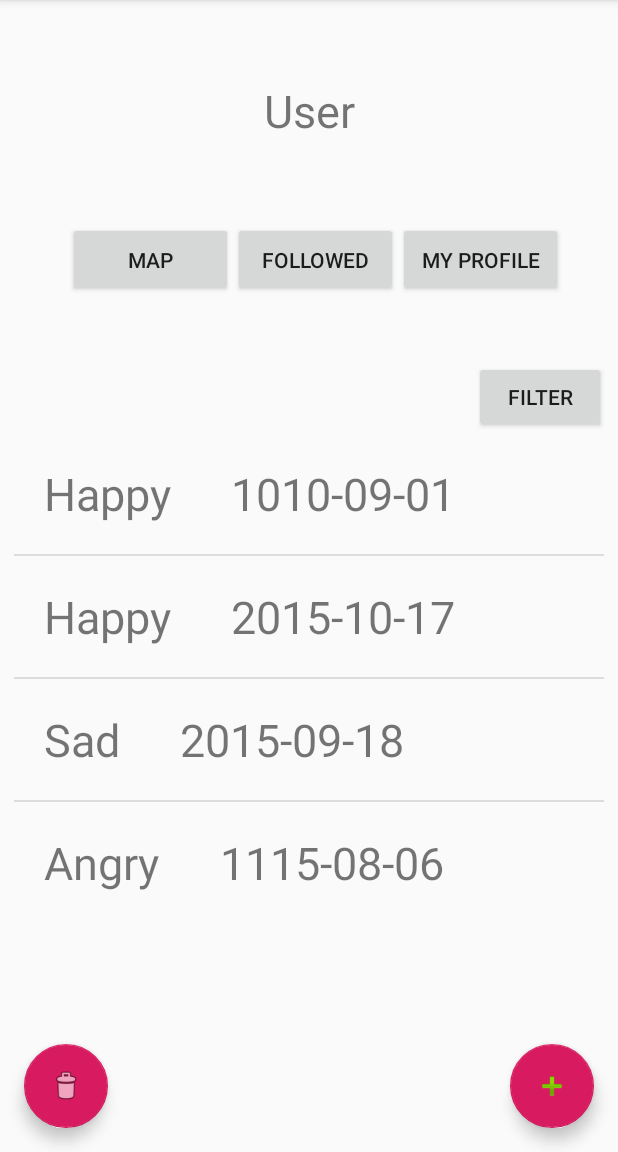
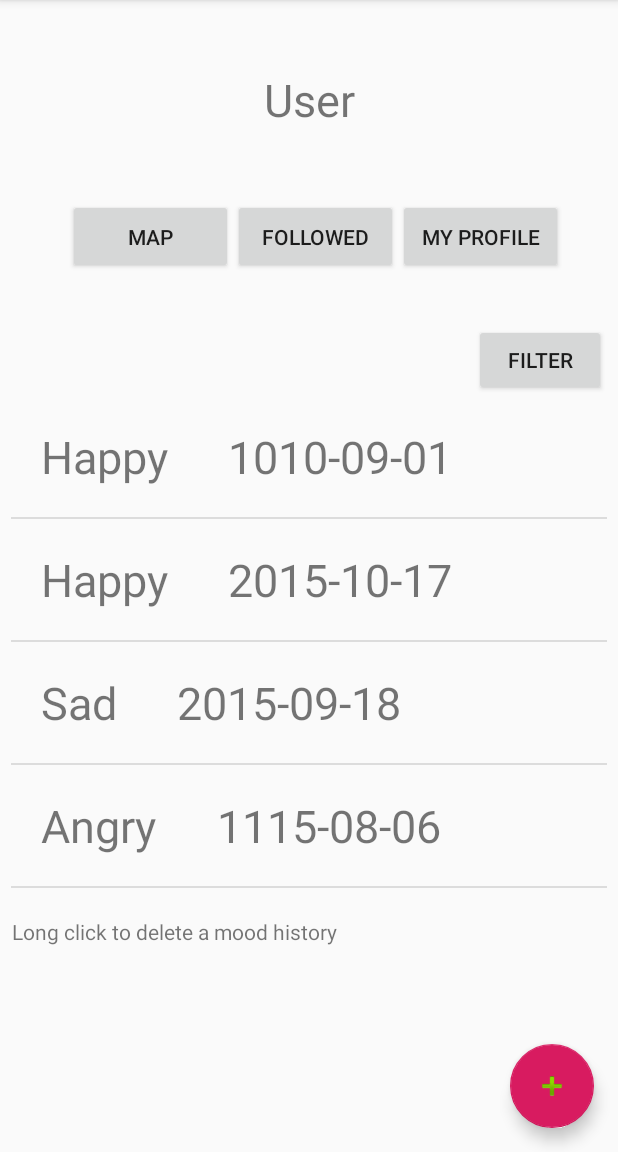
Before and after one commit to CMPUT301F19T32/CMPUT301F19T32, an Android app: the screen it shows after launch (MainActivity), on a phone screen of 412 x 824 dp, the part 84-1236 px from its top. Run offline under Robolectric (Android 15) with nearby library versions, the phone set to English and light mode, and no system bars.

Commit message:
delete set to long click

```diff
--- a/code/MentaLand/app/src/main/java/com/example/mentaland_sortlist/MainActivity.java
+++ b/code/MentaLand/app/src/main/java/com/example/mentaland_sortlist/MainActivity.java
@@ -3,11 +3,12 @@ package com.example.mentaland_sortlist;
 import androidx.appcompat.app.AppCompatActivity;
 
 import android.os.Bundle;
+import android.view.View;
+import android.widget.AdapterView;
 import android.widget.ArrayAdapter;
 import android.widget.Button;
 import android.widget.ListView;
-
-import com.google.android.material.floatingactionbutton.FloatingActionButton;
+import android.widget.TextView;
 
 import java.util.ArrayList;
 
@@ -15,7 +16,6 @@ public class MainActivity extends AppCompatActivity {
     ListView moodList;
     ArrayAdapter<Mood> moodAdapter;
     ArrayList<Mood> moodDataList;
-    FloatingActionButton delete_mood;
     ListView filterList;
     ArrayAdapter<Mood> filterAdapter;
     ArrayList<Mood> filterDataList;
@@ -26,7 +26,6 @@ public class MainActivity extends AppCompatActivity {
         super.onCreate(savedInstanceState);
         setContentView(R.layout.activity_main);
 
-        delete_mood = findViewById(R.id.delete_mood);
         moodList = findViewById(R.id.mood_list);
         filter_button = findViewById(R.id.filter_button);
         filterList = findViewById(R.id.filter_list);
@@ -41,11 +40,11 @@ public class MainActivity extends AppCompatActivity {
             moodDataList.add((new Mood(mood[i],something[i],something[i],something[i], date[i],something[i],something[i])));
         }
 
-        moodAdapter = new myMoodList(this, moodDataList);
+        moodAdapter = new myMoodList(this,moodDataList);
 
         moodList.setAdapter(moodAdapter);
 
-        // filterDataList = new ArrayList<>();
+
 
     }
 }
--- a/code/MentaLand/app/src/main/java/com/example/mentaland_sortlist/myMoodList.java
+++ b/code/MentaLand/app/src/main/java/com/example/mentaland_sortlist/myMoodList.java
@@ -20,7 +20,7 @@ public class myMoodList extends ArrayAdapter<Mood> {
 
     private ArrayList<Mood> moods;
     private MainActivity context;
-    private int pos1;
+
 
     public myMoodList(MainActivity context, ArrayList<Mood> moods) {
         super(context,0,moods);
@@ -64,24 +64,17 @@ public class myMoodList extends ArrayAdapter<Mood> {
 
 
 
-        view.setOnClickListener(new View.OnClickListener() {
-            //to press on the list position
-            @SuppressLint("RestrictedApi")
+        view.setOnLongClickListener(new View.OnLongClickListener() {
             @Override
-            public void onClick(View v) {
-                pos1 = pos;
+            public boolean onLongClick(View v) {
+                context.moodDataList.remove(pos);
+                context.moodAdapter.notifyDataSetChanged();
+                context.moodList.setAdapter(context.moodAdapter);
+                return true;
             }
         });
 
-        context.delete_mood.setOnClickListener(new View.OnClickListener() {
-            //to delete a mood
-            @Override
-            public void onClick(View v) {
-                context.moodDataList.remove(pos1);
-                context.moodAdapter.notifyDataSetChanged();
-                context.moodList.setAdapter(context.moodAdapter);
-        }
-        });
+
 
         return view;
     }
--- a/code/MentaLand/app/src/main/res/layout/activity_main.xml
+++ b/code/MentaLand/app/src/main/res/layout/activity_main.xml
@@ -8,8 +8,8 @@
 
     <ListView
         android:id="@+id/mood_list"
-        android:layout_width="393dp"
-        android:layout_height="308dp"
+        android:layout_width="397dp"
+        android:layout_height="347dp"
         app:layout_constraintBottom_toBottomOf="parent"
         app:layout_constraintEnd_toEndOf="parent"
         app:layout_constraintStart_toStartOf="parent"
@@ -99,18 +99,6 @@
         app:layout_constraintEnd_toEndOf="parent"
         app:srcCompat="@android:drawable/ic_input_add" />
 
-    <com.google.android.material.floatingactionbutton.FloatingActionButton
-        android:id="@+id/delete_mood"
-        android:layout_width="wrap_content"
-        android:layout_height="wrap_content"
-        android:layout_marginStart="16dp"
-        android:layout_marginLeft="16dp"
-        android:layout_marginBottom="16dp"
-        android:clickable="true"
-        app:layout_constraintBottom_toBottomOf="parent"
-        app:layout_constraintStart_toStartOf="parent"
-        app:srcCompat="@android:drawable/ic_menu_delete" />
-
     <ListView
         android:id="@+id/filter_list"
         android:layout_width="86dp"
@@ -119,5 +107,15 @@
         app:layout_constraintEnd_toEndOf="@+id/mood_list"
         app:layout_constraintTop_toBottomOf="@+id/filter_button" />
 
+    <TextView
+        android:id="@+id/text"
+        android:layout_width="239dp"
+        android:layout_height="25dp"
+        android:layout_marginStart="8dp"
+        android:layout_marginLeft="8dp"
+        android:text="Long click to delete a mood history"
+        app:layout_constraintStart_toStartOf="parent"
+        app:layout_constraintTop_toBottomOf="@+id/mood_list" />
+
 
 </androidx.constraintlayout.widget.ConstraintLayout>
```
Also changed, not shown: 6 other files.
